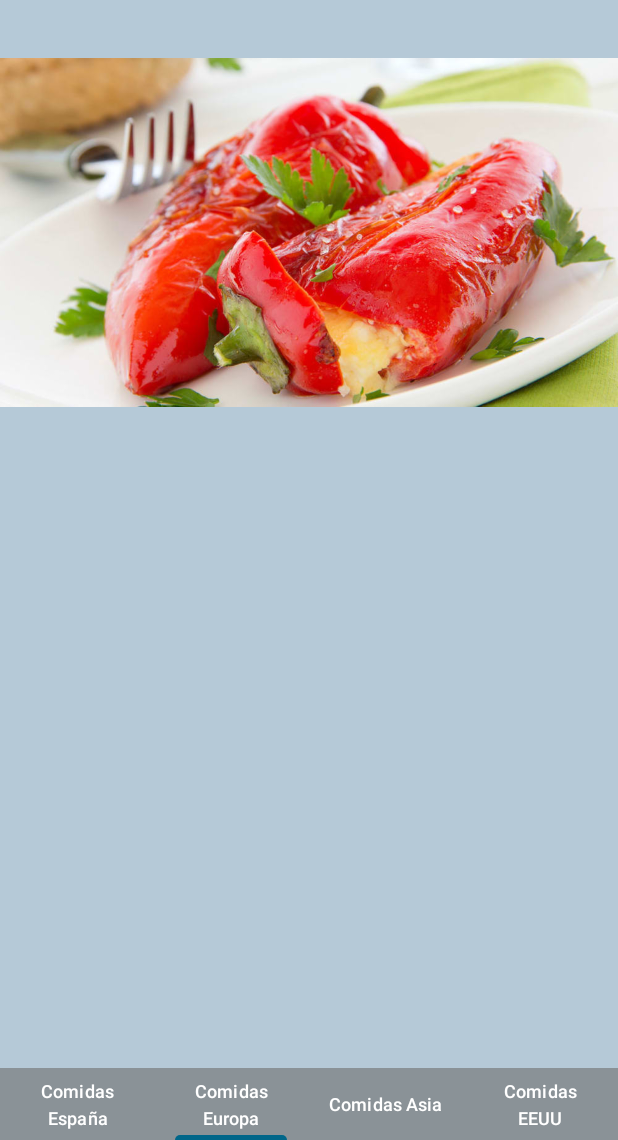
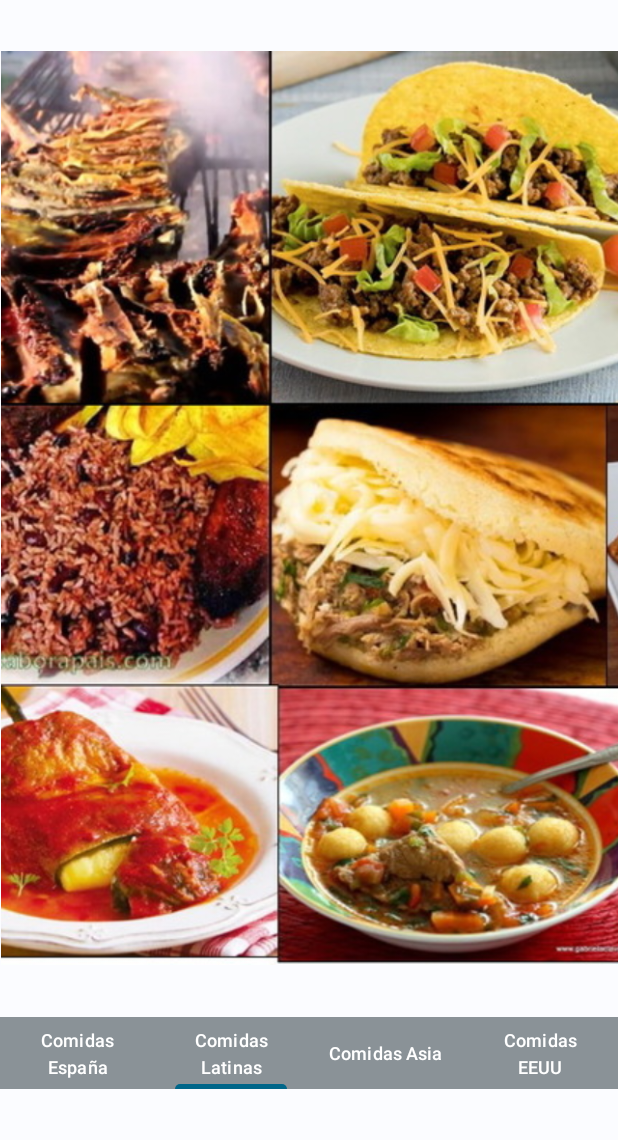
Before and after one commit to mikGomez/Kotlin_Geoguessr, an Android app: the GameSelector screen opened directly, with no data from a screen before it, item 2 of the bottom bar chosen, on a phone screen of 412 x 824 dp, the part 96-1236 px from its top. Run offline under Robolectric (Android 15) with nearby library versions, the phone set to English and light mode, and no system bars.

Commit message:
Adapto imagenes

```diff
--- a/app/src/main/java/com/example/geoguessr/AsiaGame.kt
+++ b/app/src/main/java/com/example/geoguessr/AsiaGame.kt
@@ -23,7 +23,7 @@ class AsiaGame : Fragment() {
 
     override fun onViewCreated(view: View, savedInstanceState: Bundle?) {
         super.onViewCreated(view, savedInstanceState)
-        binding.imageView.setImageResource(R.drawable.cochinillo_segovia)
+        binding.imageView.setImageResource(R.drawable.comida_asia)
 
         binding.imageView.setOnClickListener {
             Toast.makeText(
--- a/app/src/main/java/com/example/geoguessr/EuropeGame.kt
+++ b/app/src/main/java/com/example/geoguessr/EuropeGame.kt
@@ -24,7 +24,7 @@ class EuropeGame : Fragment() {
     override fun onViewCreated(view: View, savedInstanceState: Bundle?) {
         super.onViewCreated(view, savedInstanceState)
 
-        binding.imageView.setImageResource(R.drawable.pimientos_navarra)
+        binding.imageView.setImageResource(R.drawable.comida_latina)
         binding.imageView.setOnClickListener {
             Toast.makeText(
                 requireContext(),
--- a/app/src/main/java/com/example/geoguessr/GameSelector.kt
+++ b/app/src/main/java/com/example/geoguessr/GameSelector.kt
@@ -38,7 +38,7 @@ class GameSelector : AppCompatActivity() {
         TabLayoutMediator(binding.tabLayout,binding.viewPager){tab,index->
             tab.text = when(index){
                 0->{"Comidas España"}
-                1->{"Comidas Europa"}
+                1->{"Comidas Latinas"}
                 2->{"Comidas Asia"}
                 3->{"Comidas EEUU"}
                 else->{throw Resources.NotFoundException("Posición no encontrada") }
--- a/app/src/main/res/layout/activity_gameselector.xml
+++ b/app/src/main/res/layout/activity_gameselector.xml
@@ -19,8 +19,8 @@
 
     <androidx.viewpager2.widget.ViewPager2
         android:id="@+id/viewPager"
-        android:layout_width="0dp"
-        android:layout_height="0dp"
+        android:layout_width="411dp"
+        android:layout_height="609dp"
         android:background="@color/md_theme_dark_secondary"
         app:layout_constraintBottom_toTopOf="@+id/tabLayout"
         app:layout_constraintEnd_toEndOf="parent"
@@ -35,6 +35,7 @@
         android:background="@color/md_theme_dark_outline"
         app:layout_constraintBottom_toBottomOf="parent"
         app:layout_constraintEnd_toEndOf="parent"
+        app:layout_constraintHorizontal_bias="0.0"
         app:layout_constraintStart_toStartOf="parent"
         app:layout_constraintTop_toBottomOf="@+id/viewPager"
         app:tabTextColor="#FFFFFF" />
--- a/app/src/main/res/layout/fragment_asia_game.xml
+++ b/app/src/main/res/layout/fragment_asia_game.xml
@@ -9,7 +9,8 @@
     <ImageView
         android:id="@+id/imageView"
         android:layout_width="match_parent"
-        android:layout_height="310dp"
-        tools:src="@drawable/cochinillo_segovia" />
+        android:layout_height="match_parent"
+        android:scaleType="centerCrop"
+        tools:src="@tools:sample/avatars" />
 
 </FrameLayout>
--- a/app/src/main/res/layout/fragment_e_e_u_u.xml
+++ b/app/src/main/res/layout/fragment_e_e_u_u.xml
@@ -10,6 +10,8 @@
     <ImageView
         android:id="@+id/imageView"
         android:layout_width="match_parent"
-        android:layout_height="310dp" />
+        android:layout_height="match_parent"
+        android:scaleType="centerCrop"
+        tools:src="@tools:sample/avatars" />
 
 </FrameLayout>
--- a/app/src/main/res/layout/fragment_europe_game.xml
+++ b/app/src/main/res/layout/fragment_europe_game.xml
@@ -9,7 +9,8 @@
     <ImageView
         android:id="@+id/imageView"
         android:layout_width="match_parent"
-        android:layout_height="310dp"
+        android:layout_height="match_parent"
+        android:scaleType="centerCrop"
         tools:src="@tools:sample/avatars" />
 
 </FrameLayout>
--- a/app/src/main/res/layout/fragment_spain.xml
+++ b/app/src/main/res/layout/fragment_spain.xml
@@ -7,10 +7,10 @@
     android:background="@color/md_theme_dark_secondary"
     tools:context=".SpainFragment">
 
-
     <ImageView
         android:id="@+id/imageView"
         android:layout_width="match_parent"
-        android:layout_height="310dp"
+        android:layout_height="match_parent"
+        android:scaleType="centerCrop"
         tools:src="@tools:sample/avatars" />
 </FrameLayout>
```
Also changed, not shown: app/src/main/res/drawable/comida_asia.webp (added), app/src/main/res/drawable/comida_latina.jpg (added).
